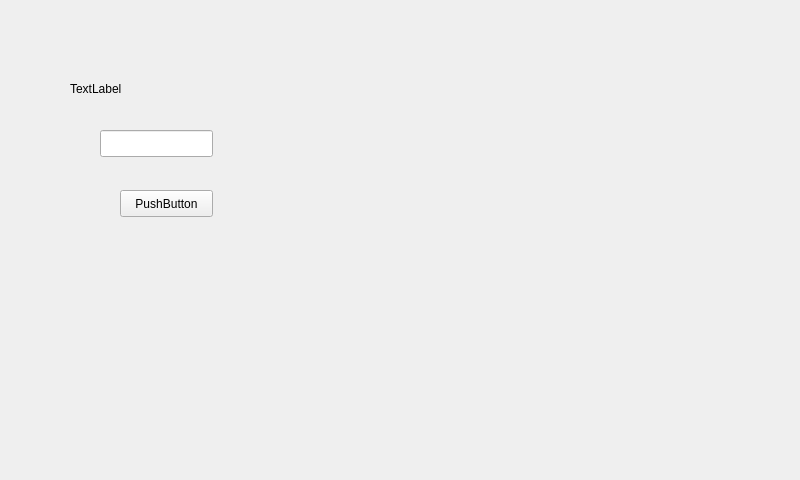
First picture: the form in trunk/qt/routerkeygen.ui, repository braxy0/android-thomson-key-solver, before the edit.
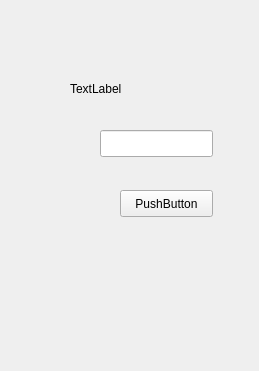
Second picture: the form after the edit.

```diff
--- a/trunk/qt/routerkeygen.ui
+++ b/trunk/qt/routerkeygen.ui
@@ -6,8 +6,8 @@
    <rect>
     <x>0</x>
     <y>0</y>
-    <width>800</width>
-    <height>480</height>
+    <width>259</width>
+    <height>371</height>
    </rect>
   </property>
   <property name="windowTitle">
```
